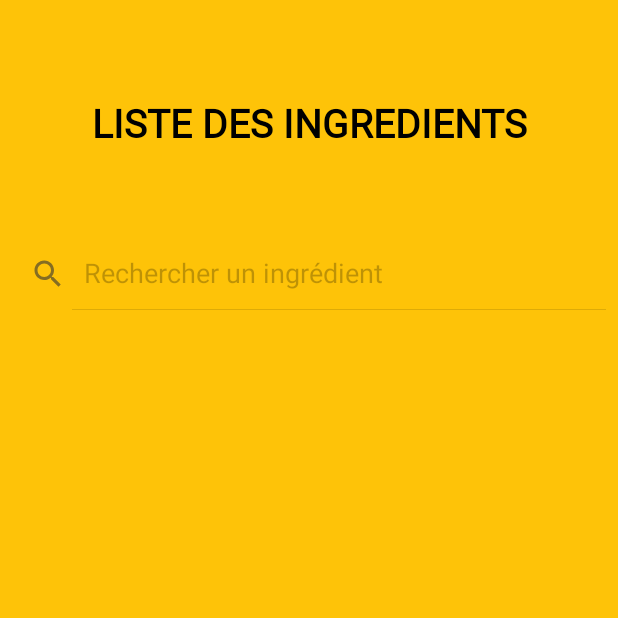
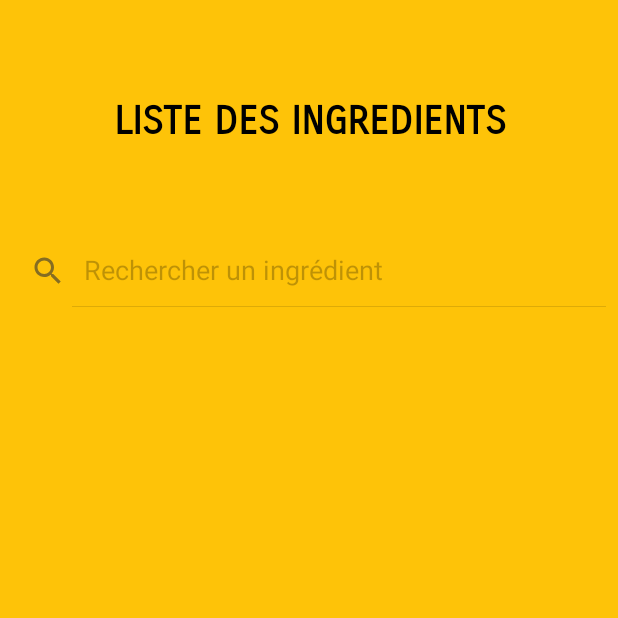
Before and after one commit to anaisdbs/ProjetApp, an Android app: the IngredientsList screen opened directly, with no data from a screen before it, on a phone screen of 412 x 824 dp, the top half of it. Run offline under Robolectric (Android 15) with nearby library versions, the phone set to English and light mode, and no system bars; Roboto replaces fonts that are not available here.

```diff
--- a/app/src/main/res/layout/activity_affichage_list.xml
+++ b/app/src/main/res/layout/activity_affichage_list.xml
@@ -21,7 +21,7 @@
         android:layout_width="match_parent"
         android:layout_height="wrap_content"
         android:layout_marginTop="5dp"
-        android:fontFamily="@font/coda_extrabold"
+        android:fontFamily="sans-serif-smallcaps"
         android:gravity="center_vertical"
         android:text="@string/liste_des_ingredients"
         android:textAlignment="center"
```
Also changed, not shown: 2 other files.
